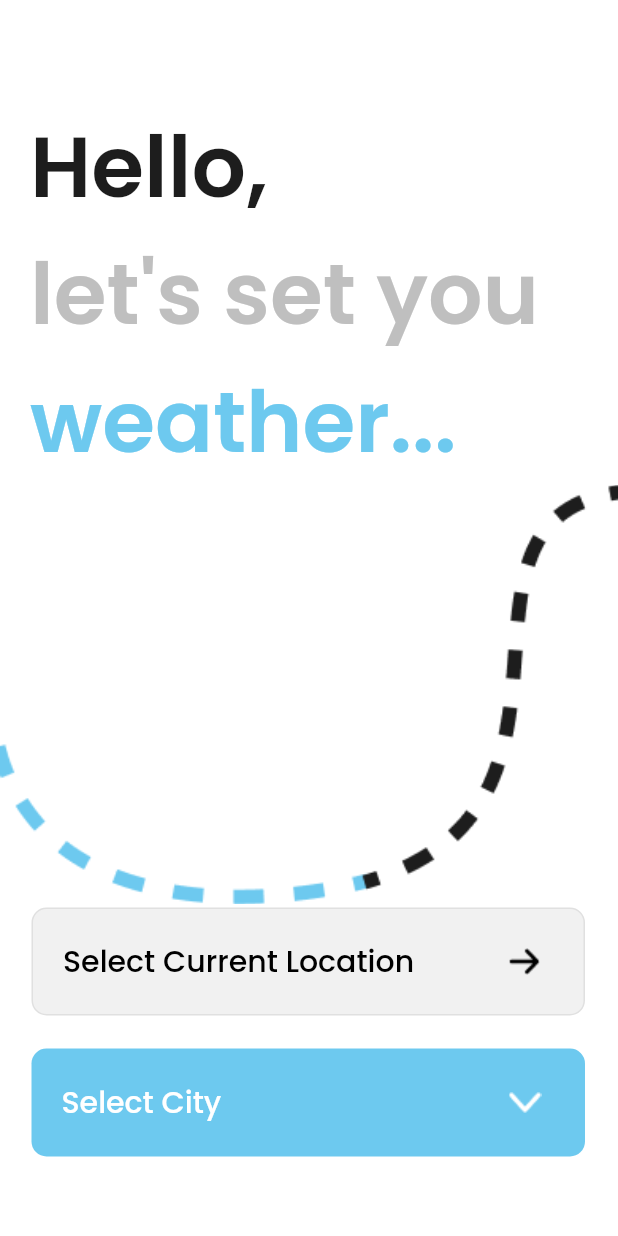
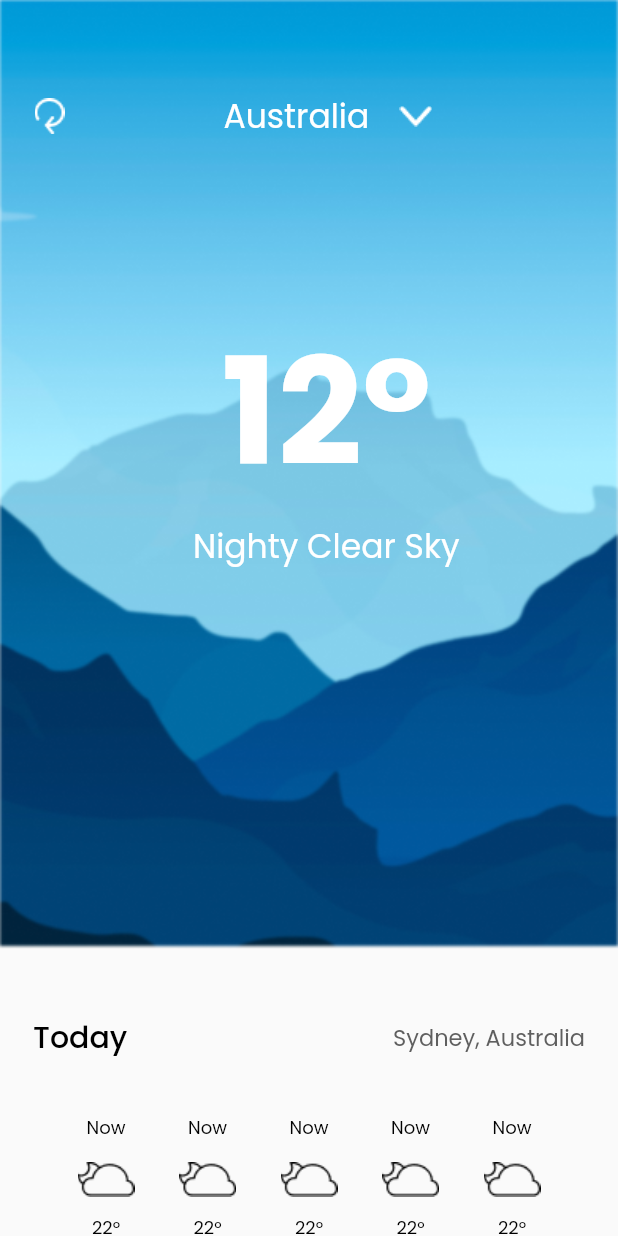
Before and after one commit to MuhammadJamalAshrafi/weather_app, a Flutter app: the screen it shows after launch, on a phone screen of 412 x 824 dp. Run offline on Flutter 3.47's test engine with Material 2 defaults, Android fonts, the phone set to English and light mode, and no system bars; our stand-ins replace geolocator, google_fonts.

Commit message:
Home Page UI Completed

```diff
--- a/lib/main.dart
+++ b/lib/main.dart
@@ -17,7 +17,7 @@ class MyApp extends StatelessWidget {
         theme: ThemeData(
           primarySwatch: Colors.blue,
         ),
-        initialRoute: route.selectionScreen,
+        initialRoute: route.homeScreen,
         onGenerateRoute: route.controller);
   }
 }
--- a/lib/routes/route.dart
+++ b/lib/routes/route.dart
@@ -1,19 +1,23 @@
 // Route Names
 
 import 'package:flutter/material.dart';
+import 'package:weather_app/views/home/home_screen.dart';
 import 'package:weather_app/views/selection/selection_screen.dart';
 import 'package:weather_app/views/splash/splash_screen.dart';
 
 const String splashScreen = 'splash';
 const String selectionScreen = 'selection';
+const String homeScreen = 'home';
 
 // Control our page route flow
 Route<dynamic> controller(RouteSettings settings) {
   switch (settings.name) {
     case splashScreen:
-      return MaterialPageRoute(builder: (context) => SplashScreen());
+      return MaterialPageRoute(builder: (context) => const SplashScreen());
     case selectionScreen:
-      return MaterialPageRoute(builder: (context) => SelectionScreen());
+      return MaterialPageRoute(builder: (context) => const SelectionScreen());
+    case homeScreen:
+      return MaterialPageRoute(builder: (context) => HomeScreen());
 
     default:
       throw ('This route name does not exit');
--- a/lib/utils/assets.dart
+++ b/lib/utils/assets.dart
@@ -12,4 +12,5 @@ class Assets {
   static String refreshIcon = '${Constants.imageAssetPath}refresh_icon.png';
   static String weatherIcon = '${Constants.imageAssetPath}weather_icon.png';
   static String rightArrow = '${Constants.imageAssetPath}right-arrow.png';
+  static String weatherImage = '${Constants.imageAssetPath}weather_image.png';
 }
--- a/lib/utils/styles/color.dart
+++ b/lib/utils/styles/color.dart
@@ -5,3 +5,4 @@ const Color appSecondaryColor = Color(0xFF1D1D1D);
 const Color appGreyColor = Color(0xFFBFBFBF);
 const Color appSeconaryGreyColor = Color(0xFFF1F1F1);
 const Color appBorderGreyColor = Color(0xFFE0E0E0);
+const Color appTextGreyColor = Color(0xFF5F5F5F);
--- a/lib/utils/styles/text.dart
+++ b/lib/utils/styles/text.dart
@@ -8,6 +8,12 @@ TextStyle heading1 = GoogleFonts.poppins(
   color: appSecondaryColor,
 );
 
+TextStyle heading2 = GoogleFonts.poppins(
+  fontSize: 99,
+  fontWeight: FontWeight.w700,
+  color: Colors.white,
+);
+
 TextStyle paragraph1 = GoogleFonts.poppins(
   fontSize: 17,
   fontWeight: FontWeight.w500,
@@ -16,3 +22,12 @@ TextStyle paragraph1 = GoogleFonts.poppins(
 
 TextStyle paragraph2 = GoogleFonts.poppins(
     fontSize: 20, fontWeight: FontWeight.w500, color: Colors.black);
+
+TextStyle paragraph3 = GoogleFonts.poppins(
+    fontSize: 22, fontWeight: FontWeight.w400, color: Colors.white);
+
+TextStyle paragraph4 = GoogleFonts.poppins(
+    fontSize: 15, fontWeight: FontWeight.w400, color: appTextGreyColor);
+
+TextStyle paragraph5 = GoogleFonts.poppins(
+    fontSize: 12, fontWeight: FontWeight.w400, color: Colors.black);
--- /dev/null
+++ b/lib/views/home/home_screen.dart
@@ -0,0 +1,122 @@
+import 'package:flutter/material.dart';
+import 'package:flutter/services.dart';
+import 'package:weather_app/utils/assets.dart';
+import 'package:weather_app/utils/styles/text.dart';
+
+class HomeScreen extends StatefulWidget {
+  HomeScreen({Key? key}) : super(key: key);
+
+  @override
+  State<HomeScreen> createState() => _HomeScreenState();
+}
+
+class _HomeScreenState extends State<HomeScreen> {
+  @override
+  Widget build(BuildContext context) {
+    double width = MediaQuery.of(context).size.width;
+    SystemChrome.setSystemUIOverlayStyle(
+        const SystemUiOverlayStyle(statusBarColor: Colors.transparent));
+    return Scaffold(
+        body: Column(
+      children: [
+        Stack(children: [
+          Image.asset(
+            Assets.weatherImage,
+            fit: BoxFit.cover,
+            width: width,
+            // height: MediaQuery.of(context).size.height / 1.35,
+          ),
+          Padding(
+            padding: const EdgeInsets.only(left: 23, top: 61),
+            child: Column(
+              children: [
+                Row(
+                  children: [
+                    Image.asset(Assets.refreshIcon),
+                    SizedBox(width: (width / 2 - 100)),
+                    Text("Australia", style: paragraph3),
+                    const SizedBox(width: 20),
+                    Image.asset(Assets.dropDownIcon)
+                  ],
+                ),
+                SizedBox(
+                    height: (MediaQuery.of(context).size.height / 4) - 100),
+                Column(
+                  children: [
+                    Text("12\u{00b0}", style: heading2),
+                    Text("Nighty Clear Sky", style: paragraph3),
+                  ],
+                )
+              ],
+            ),
+          )
+        ]),
+        Padding(
+          padding: const EdgeInsets.only(left: 22, top: 44, right: 22),
+          child: Column(
+            children: [
+              Row(
+                children: [
+                  Text("Today", style: paragraph2),
+                  const Spacer(),
+                  Text("Sydney, Australia", style: paragraph4)
+                ],
+              ),
+              const SizedBox(height: 36),
+              Row(
+                mainAxisAlignment: MainAxisAlignment.spaceEvenly,
+                children: [
+                  Column(
+                    children: [
+                      Text("Now", style: paragraph5),
+                      const SizedBox(height: 14),
+                      Image.asset(Assets.weatherIcon),
+                      const SizedBox(height: 12),
+                      Text("22\u{00b0}", style: paragraph5)
+                    ],
+                  ),
+                  Column(
+                    children: [
+                      Text("Now", style: paragraph5),
+                      const SizedBox(height: 14),
+                      Image.asset(Assets.weatherIcon),
+                      const SizedBox(height: 12),
+                      Text("22\u{00b0}", style: paragraph5)
+                    ],
+                  ),
+                  Column(
+                    children: [
+                      Text("Now", style: paragraph5),
+                      const SizedBox(height: 14),
+                      Image.asset(Assets.weatherIcon),
+                      const SizedBox(height: 12),
+                      Text("22\u{00b0}", style: paragraph5)
+                    ],
+                  ),
+                  Column(
+                    children: [
+                      Text("Now", style: paragraph5),
+                      const SizedBox(height: 14),
+                      Image.asset(Assets.weatherIcon),
+                      const SizedBox(height: 12),
+                      Text("22\u{00b0}", style: paragraph5)
+                    ],
+                  ),
+                  Column(
+                    children: [
+                      Text("Now", style: paragraph5),
+                      const SizedBox(height: 14),
+                      Image.asset(Assets.weatherIcon),
+                      const SizedBox(height: 12),
+                      Text("22\u{00b0}", style: paragraph5)
+                    ],
+                  )
+                ],
+              )
+            ],
+          ),
+        )
+      ],
+    ));
+  }
+}
--- a/lib/views/selection/selection_screen.dart
+++ b/lib/views/selection/selection_screen.dart
@@ -34,7 +34,7 @@ class SelectionScreen extends StatelessWidget {
             SizedBox(
                 width: MediaQuery.of(context).size.width,
                 child: Image.asset(Assets.loginScreenDesign, fit: BoxFit.fill)),
-            Spacer(),
+            const Spacer(),
             Padding(
               padding: const EdgeInsets.only(left: 21, right: 22, bottom: 53),
               child: Column(
```
Also changed, not shown: assets/images/weather_image.png (added).
